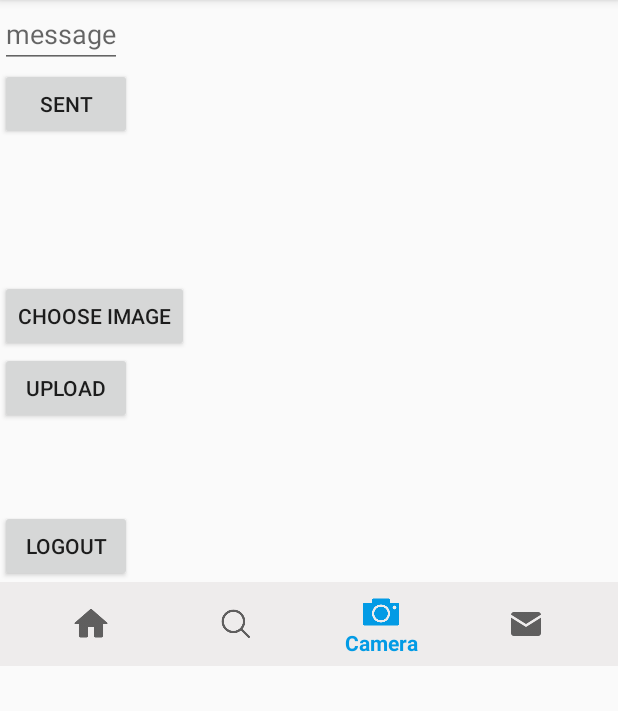
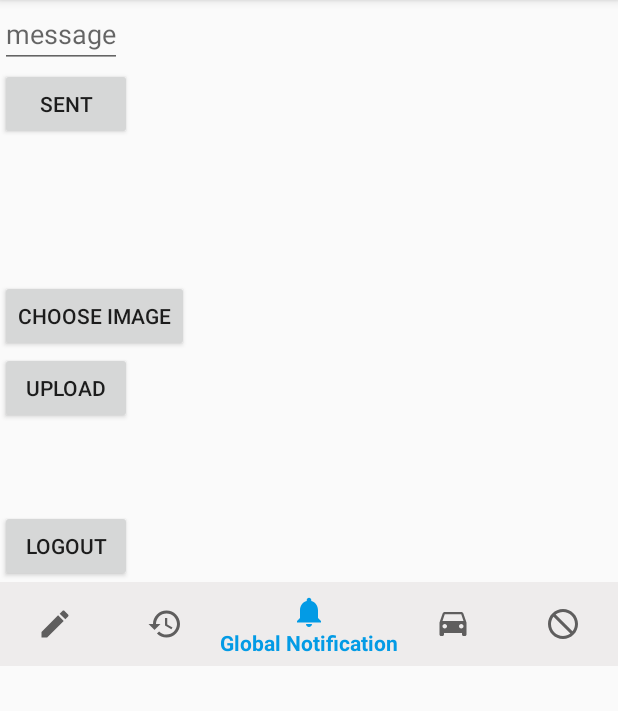
Before and after one commit to thanpuia/TrafficPoliceSwipe4, an Android app: the screen it shows after launch once a user with an empty profile is signed in (MainActivity), item 3 of the bottom bar chosen, on a phone screen of 412 x 824 dp, the part 84-795 px from its top. Run offline under Robolectric (Android 15) with nearby library versions, the light colour scheme and no system bars; our stand-ins replace Firebase (no records; nobody signed in at launch, a user with empty details on screens opened directly); libraries missing offline, so code that uses them is left out: com.nabinbhandari.android, com.srx.widget, es.dmoral.toasty; 4 statements that could not run were skipped.

Commit message:
1.getting single user post 2. User Base UI init

```diff
--- a/app/src/main/java/com/example/lalthanpuia/trafficpoliceswipe4/MainActivity.java
+++ b/app/src/main/java/com/example/lalthanpuia/trafficpoliceswipe4/MainActivity.java
@@ -45,7 +45,20 @@ public class MainActivity extends AppCompatActivity {
     protected void onCreate(Bundle savedInstanceState) {
         super.onCreate(savedInstanceState);
         setContentView(R.layout.activity_main);
+
+        boolean citizen = true;
+
+
         bottomNavigationView = findViewById(R.id.navigation);
+        if(citizen){
+            bottomNavigationView.inflateMenu(R.menu.bottom_navigation_items_for_citizen);
+        }
+        else{
+            bottomNavigationView.inflateMenu(R.menu.bottom_navigation_items);
+
+        }
+
+       // bottomNavigationView.getMenu().add(R.menu.bottom_navigation_items_for_citizen);
         BottomNavigationViewHelper.disableShiftMode(bottomNavigationView);
 
         bottomNavigationView.setOnNavigationItemSelectedListener
--- /dev/null
+++ b/app/src/main/res/drawable/ic_do_not_disturb_black_24dp.xml
@@ -0,0 +1,9 @@
+<vector xmlns:android="http://schemas.android.com/apk/res/android"
+        android:width="24dp"
+        android:height="24dp"
+        android:viewportWidth="24.0"
+        android:viewportHeight="24.0">
+    <path
+        android:fillColor="#FF000000"
+        android:pathData="M12,2C6.48,2 2,6.48 2,12s4.48,10 10,10 10,-4.48 10,-10S17.52,2 12,2zM12,20c-4.42,0 -8,-3.58 -8,-8 0,-1.85 0.63,-3.55 1.69,-4.9L16.9,18.31C15.55,19.37 13.85,20 12,20zM18.31,16.9L7.1,5.69C8.45,4.63 10.15,4 12,4c4.42,0 8,3.58 8,8 0,1.85 -0.63,3.55 -1.69,4.9z"/>
+</vector>
--- /dev/null
+++ b/app/src/main/res/drawable/ic_drive_eta_black_24dp.xml
@@ -0,0 +1,9 @@
+<vector xmlns:android="http://schemas.android.com/apk/res/android"
+        android:width="24dp"
+        android:height="24dp"
+        android:viewportWidth="24.0"
+        android:viewportHeight="24.0">
+    <path
+        android:fillColor="#FF000000"
+        android:pathData="M18.92,5.01C18.72,4.42 18.16,4 17.5,4h-11c-0.66,0 -1.21,0.42 -1.42,1.01L3,11v8c0,0.55 0.45,1 1,1h1c0.55,0 1,-0.45 1,-1v-1h12v1c0,0.55 0.45,1 1,1h1c0.55,0 1,-0.45 1,-1v-8l-2.08,-5.99zM6.5,15c-0.83,0 -1.5,-0.67 -1.5,-1.5S5.67,12 6.5,12s1.5,0.67 1.5,1.5S7.33,15 6.5,15zM17.5,15c-0.83,0 -1.5,-0.67 -1.5,-1.5s0.67,-1.5 1.5,-1.5 1.5,0.67 1.5,1.5 -0.67,1.5 -1.5,1.5zM5,10l1.5,-4.5h11L19,10L5,10z"/>
+</vector>
--- /dev/null
+++ b/app/src/main/res/drawable/ic_edit_black_24dp.xml
@@ -0,0 +1,9 @@
+<vector xmlns:android="http://schemas.android.com/apk/res/android"
+        android:width="24dp"
+        android:height="24dp"
+        android:viewportWidth="24.0"
+        android:viewportHeight="24.0">
+    <path
+        android:fillColor="#FF000000"
+        android:pathData="M3,17.25V21h3.75L17.81,9.94l-3.75,-3.75L3,17.25zM20.71,7.04c0.39,-0.39 0.39,-1.02 0,-1.41l-2.34,-2.34c-0.39,-0.39 -1.02,-0.39 -1.41,0l-1.83,1.83 3.75,3.75 1.83,-1.83z"/>
+</vector>
--- /dev/null
+++ b/app/src/main/res/drawable/ic_history_black_24dp.xml
@@ -0,0 +1,9 @@
+<vector xmlns:android="http://schemas.android.com/apk/res/android"
+        android:width="24dp"
+        android:height="24dp"
+        android:viewportWidth="24.0"
+        android:viewportHeight="24.0">
+    <path
+        android:fillColor="#FF000000"
+        android:pathData="M13,3c-4.97,0 -9,4.03 -9,9L1,12l3.89,3.89 0.07,0.14L9,12L6,12c0,-3.87 3.13,-7 7,-7s7,3.13 7,7 -3.13,7 -7,7c-1.93,0 -3.68,-0.79 -4.94,-2.06l-1.42,1.42C8.27,19.99 10.51,21 13,21c4.97,0 9,-4.03 9,-9s-4.03,-9 -9,-9zM12,8v5l4.28,2.54 0.72,-1.21 -3.5,-2.08L13.5,8L12,8z"/>
+</vector>
--- /dev/null
+++ b/app/src/main/res/drawable/ic_notifications_black_24dp.xml
@@ -0,0 +1,9 @@
+<vector xmlns:android="http://schemas.android.com/apk/res/android"
+        android:width="24dp"
+        android:height="24dp"
+        android:viewportWidth="24.0"
+        android:viewportHeight="24.0">
+    <path
+        android:fillColor="#FF000000"
+        android:pathData="M12,22c1.1,0 2,-0.9 2,-2h-4c0,1.1 0.89,2 2,2zM18,16v-5c0,-3.07 -1.64,-5.64 -4.5,-6.32L13.5,4c0,-0.83 -0.67,-1.5 -1.5,-1.5s-1.5,0.67 -1.5,1.5v0.68C7.63,5.36 6,7.92 6,11v5l-2,2v1h16v-1l-2,-2z"/>
+</vector>
--- a/app/src/main/res/layout/activity_main.xml
+++ b/app/src/main/res/layout/activity_main.xml
@@ -29,7 +29,6 @@
             android:layout_width="match_parent"
             android:layout_height="wrap_content"
             android:background="#EEECEC"
-            app:menu="@menu/bottom_navigation_items"
             android:animateLayoutChanges="false" />
 
     </LinearLayout>
--- a/app/src/main/res/menu/bottom_navigation_items_for_citizen.xml
+++ b/app/src/main/res/menu/bottom_navigation_items_for_citizen.xml
@@ -2,20 +2,24 @@
 <menu xmlns:android="http://schemas.android.com/apk/res/android">
     <item
         android:id="@+id/action_item1"
-        android:icon="@drawable/home"
-        android:title="@string/home" />
+        android:icon="@drawable/ic_edit_black_24dp"
+        android:title="@string/report" />
     <item
         android:id="@+id/action_item2"
-        android:icon="@drawable/search"
-        android:title="@string/upload"/>
+        android:icon="@drawable/ic_history_black_24dp"
+        android:title="@string/History"/>
     <item
         android:id="@+id/action_item3"
-        android:icon="@drawable/camera_black"
-        android:title="@string/camera"/>
+        android:icon="@drawable/ic_notifications_black_24dp"
+        android:title="@string/global"/>
     <item
         android:id="@+id/action_item4"
-        android:icon="@drawable/message"
-        android:title="@string/message"
-
+        android:icon="@drawable/ic_drive_eta_black_24dp"
+        android:title="@string/checkreg"
+        />
+    <item
+        android:id="@+id/action_item5"
+        android:icon="@drawable/ic_do_not_disturb_black_24dp"
+        android:title="@string/rule"
         />
 </menu>
--- a/app/src/main/res/values/strings.xml
+++ b/app/src/main/res/values/strings.xml
@@ -6,6 +6,11 @@
     <string name="camera">Camera</string>
     <string name="home">Home</string>
     <string name="upload">Upload</string>
+    <string name="report">Report</string>
+    <string name="History">History</string>
+    <string name="global">Global Notification</string>
+    <string name="checkreg">Check Registration</string>
+    <string name="rule">Rules</string>
 
     <string name="hello_blank_fragment">Hello blank fragment</string>
 
```
Also changed, not shown: app/src/main/java/com/example/lalthanpuia/trafficpoliceswipe4/GlobalNotificationSenderFragment.java (added, +42 -0 lines), app/src/main/res/layout/fragment_global_notification_sender.xml (added, +14 -0 lines).
